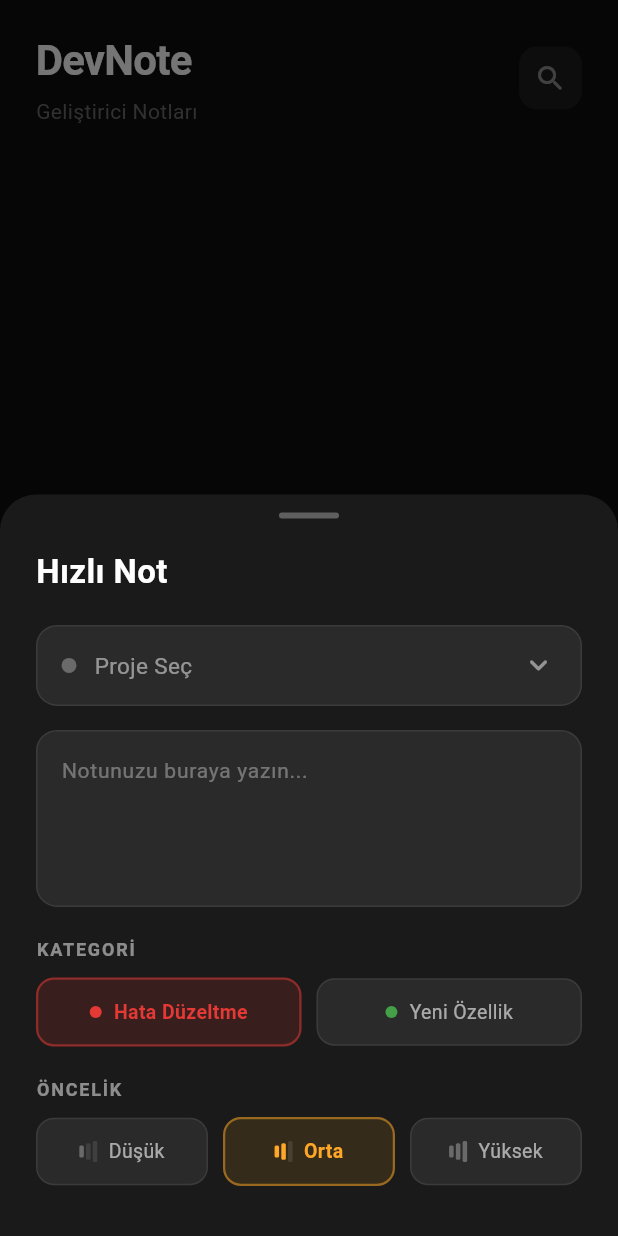
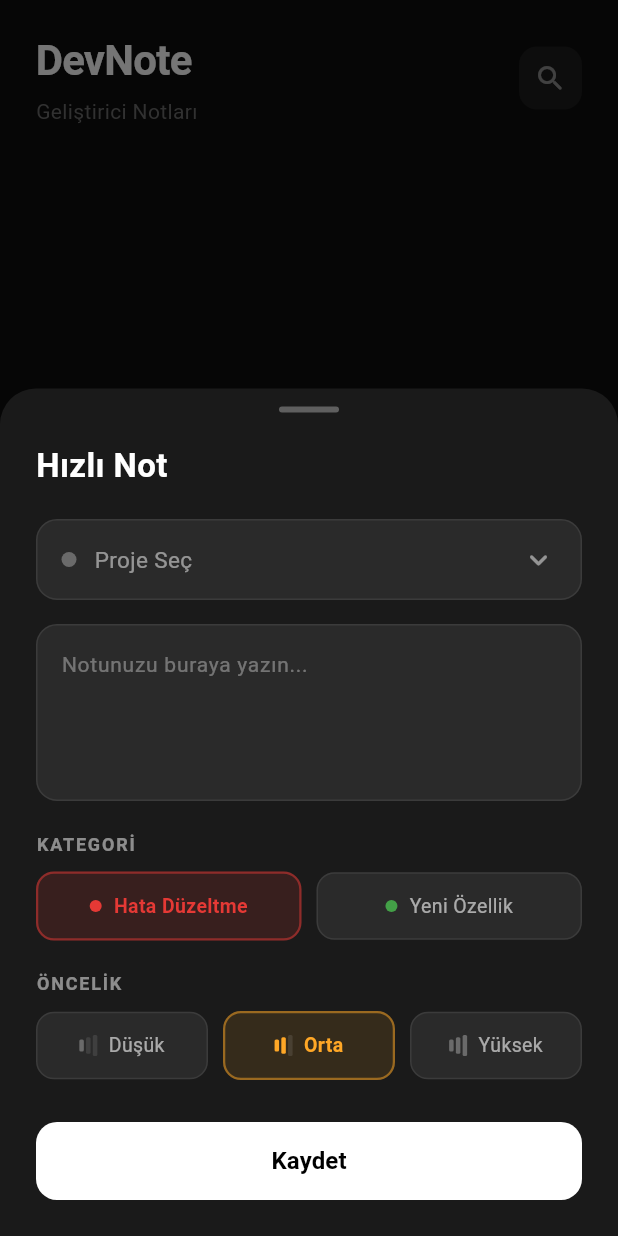
Before and after one commit to yasaleas/devnote, a Flutter app: the screen it shows after launch, after a tap on the "add" icon, on a phone screen of 412 x 824 dp. Run offline on Flutter 3.47's test engine with Material 3 defaults, Android fonts, the phone set to English and light mode, and no system bars; our stand-ins replace sqflite; accounts and stored records are empty.

Commit message:
not ekleme kartındaki görünüm hataları düzeltildi.

```diff
--- a/lib/screens/home_screen.dart
+++ b/lib/screens/home_screen.dart
@@ -21,14 +21,9 @@ class _HomeScreenState extends State<HomeScreen> {
       context: context,
       isScrollControlled: true,
       backgroundColor: Colors.transparent,
-      builder: (context) => Padding(
-        padding: EdgeInsets.only(
-          top: MediaQuery.of(context).size.height * 0.4,
-        ),
-        child: AddNoteSheet(appState: widget.appState),
-      ),
+      builder: (_) => AddNoteSheet(appState: widget.appState),
     ).then((_) {
-      setState(() {}); // refresh the UI after adding a note
+      setState(() {});
     });
   }
 
--- a/lib/widgets/add_note_sheet.dart
+++ b/lib/widgets/add_note_sheet.dart
@@ -127,17 +127,25 @@ class _AddNoteSheetState extends State<AddNoteSheet> {
 
   @override
   Widget build(BuildContext context) {
-    return Container(
+    return AnimatedPadding(
+      duration: const Duration(milliseconds: 150),
+      padding: EdgeInsets.only(
+        bottom: MediaQuery.of(context).viewInsets.bottom,
+      ),
+      child: Container(
+        constraints: BoxConstraints(
+          maxHeight: MediaQuery.of(context).size.height * 0.75,
+        ),
         decoration: const BoxDecoration(
           color: Color(0xFF1A1A1A),
           borderRadius: BorderRadius.vertical(top: Radius.circular(24)),
         ),
         child: Padding(
-        padding: EdgeInsets.only(
+          padding: const EdgeInsets.only(
             left: 24,
             right: 24,
             top: 12,
-          bottom: MediaQuery.of(context).viewInsets.bottom + 24,
+            bottom: 24,
           ),
           child: SingleChildScrollView(
             child: Column(
@@ -319,6 +327,7 @@ class _AddNoteSheetState extends State<AddNoteSheet> {
                 ),
               ),
             ],
+          ),
         ),
       ),
       ),
```
Lines whose indentation alone changed are shown as unchanged.
